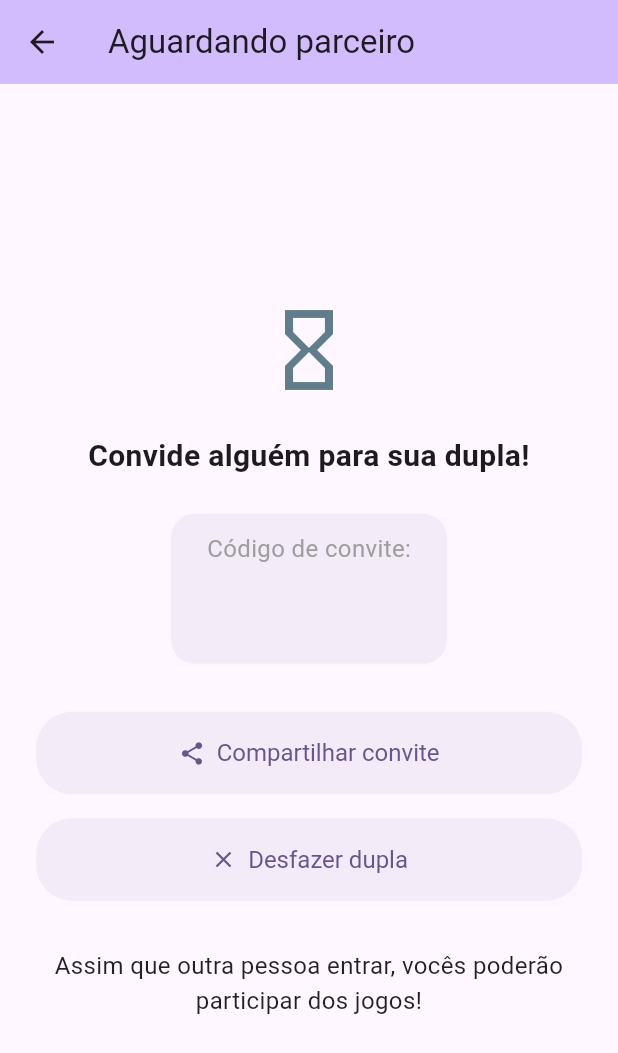
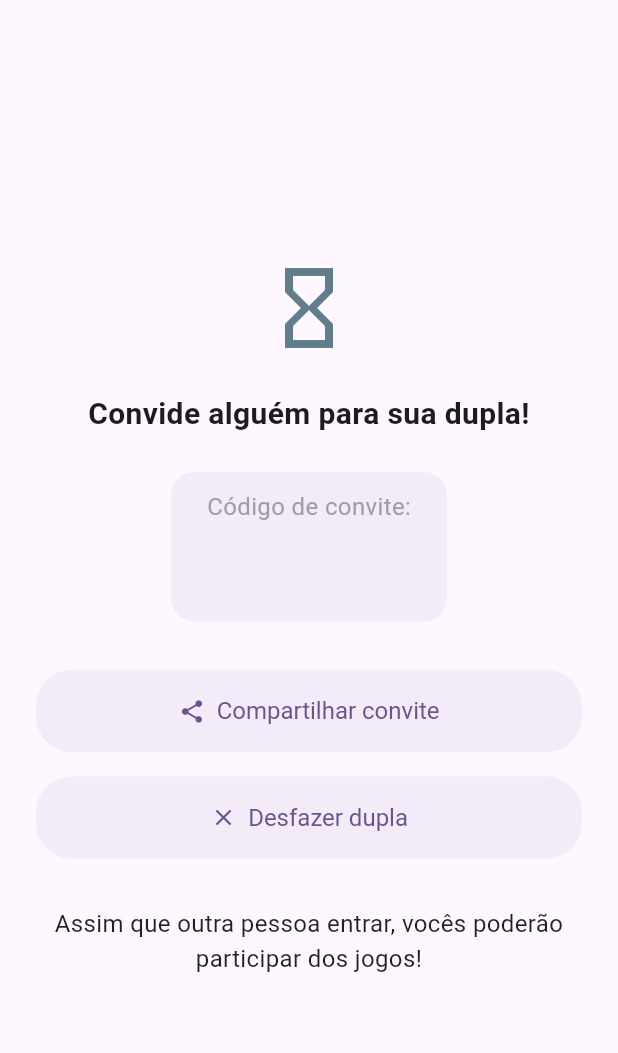
Before and after one commit to guitcastro/giro-jogos-flutter, a Flutter app: the PendingDuoScreen screen opened directly with empty values, on a phone screen of 412 x 824 dp. Shown: the top 1053 px of the screen. Run offline on Flutter 3.47's test engine with Material 3 defaults, Android fonts, the phone set to English and light mode, and no system bars; our stand-ins replace cloud_firestore, firebase_auth, firebase_core, go_router, share_plus, sign_in_with_apple; accounts and stored records are empty.

Commit message:
refactor: remover AppBar da tela de espera da dupla

```diff
--- a/lib/src/screens/duo/pending_duo_screen.dart
+++ b/lib/src/screens/duo/pending_duo_screen.dart
@@ -16,11 +16,6 @@ class PendingDuoScreen extends StatelessWidget {
     Color fadedPrimary = colorScheme.primary.withAlpha((0.07 * 255).round());
     final duoService = Provider.of<DuoService>(context, listen: false);
     return Scaffold(
-      appBar: AppBar(
-        title: const Text('Aguardando parceiro'),
-        backgroundColor: colorScheme.inversePrimary,
-        elevation: 0,
-      ),
       body: Center(
         child: Padding(
           padding: const EdgeInsets.symmetric(horizontal: 24.0),
```
